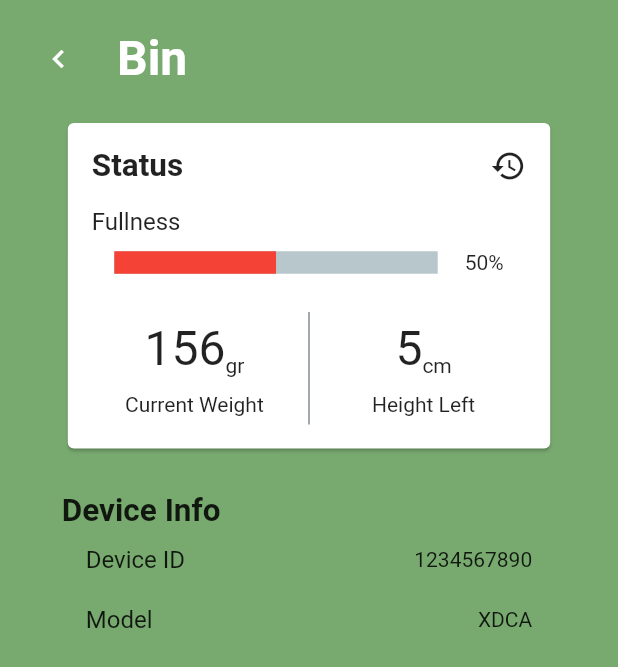
After one commit to IlzJokerzlI/smart_bin_app, a Flutter app: the screen it shows after launch, after a tap on "Check Bin", on a phone screen of 412 x 824 dp. The commit adds this screen. Shown: the top 667 px of the screen. Run offline on Flutter 3.47's test engine with Material 2 defaults, Android fonts, the phone set to English and light mode, and no system bars; drawn by our look-alikes of percent_indicator; our stand-ins replace get.

Commit message:
Added bin page

```diff
--- /dev/null
+++ b/lib/app/modules/home/bin/bindings/bin_binding.dart
@@ -0,0 +1,12 @@
+import 'package:get/get.dart';
+
+import '../controllers/bin_controller.dart';
+
+class BinBinding extends Bindings {
+  @override
+  void dependencies() {
+    Get.lazyPut<BinController>(
+      () => BinController(),
+    );
+  }
+}
--- /dev/null
+++ b/lib/app/modules/home/bin/controllers/bin_controller.dart
@@ -0,0 +1,20 @@
+import 'package:get/get.dart';
+
+class BinController extends GetxController {
+  //TODO: Implement BinController
+
+  final count = 0.obs;
+  @override
+  void onInit() {
+    super.onInit();
+  }
+
+  @override
+  void onReady() {
+    super.onReady();
+  }
+
+  @override
+  void onClose() {}
+  void increment() => count.value++;
+}
--- /dev/null
+++ b/lib/app/modules/home/bin/views/bin_view.dart
@@ -0,0 +1,194 @@
+import 'package:flutter/material.dart';
+
+import 'package:get/get.dart';
+import 'package:percent_indicator/percent_indicator.dart';
+import 'package:smart_bin_app/app/shared/constants/app_colors.dart';
+
+import '../controllers/bin_controller.dart';
+
+class BinView extends GetView<BinController> {
+  const BinView({Key? key}) : super(key: key);
+
+  @override
+  Widget build(BuildContext context) {
+    return Scaffold(
+      backgroundColor: AppColors.green,
+      body: Padding(
+        padding: EdgeInsets.only(top: MediaQuery.of(context).padding.top),
+        child: Column(
+          crossAxisAlignment: CrossAxisAlignment.start,
+          children: [
+            Padding(
+              padding: const EdgeInsets.only(
+                left: 15.0,
+                top: 15.0,
+              ),
+              child: Row(
+                children: [
+                  IconButton(
+                    icon: const Icon(
+                      Icons.chevron_left,
+                      color: Colors.white,
+                    ),
+                    onPressed: () => Get.back(),
+                  ),
+                  const SizedBox(width: 15.0),
+                  const Text(
+                    'Bin',
+                    textAlign: TextAlign.center,
+                    style: TextStyle(
+                      color: Colors.white,
+                      fontSize: 32,
+                      fontWeight: FontWeight.bold,
+                    ),
+                  ),
+                ],
+              ),
+            ),
+            Expanded(
+              child: Padding(
+                padding: EdgeInsets.symmetric(
+                  horizontal: Get.width * 0.1,
+                ),
+                child: Column(
+                  crossAxisAlignment: CrossAxisAlignment.start,
+                  children: [
+                    const SizedBox(height: 15.0),
+                    Card(
+                      child: Padding(
+                        padding: const EdgeInsets.all(16.0),
+                        child: Column(
+                          crossAxisAlignment: CrossAxisAlignment.start,
+                          children: [
+                            Row(
+                              children: [
+                                Expanded(
+                                  child: Text(
+                                    'Status',
+                                    style: TextStyle(
+                                      fontSize: 21,
+                                      fontWeight: FontWeight.bold,
+                                    ),
+                                  ),
+                                ),
+                                InkWell(
+                                  borderRadius: BorderRadius.circular(100),
+                                  child: Icon(Icons.history),
+                                  onTap: () {},
+                                ),
+                              ],
+                            ),
+                            const SizedBox(height: 15),
+                            Text(
+                              'Fullness',
+                              textAlign: TextAlign.left,
+                              style: TextStyle(
+                                fontSize: 16,
+                              ),
+                            ),
+                            Padding(
+                              padding:
+                                  const EdgeInsets.symmetric(horizontal: 15),
+                              child: Column(
+                                crossAxisAlignment: CrossAxisAlignment.start,
+                                children: [
+                                  const SizedBox(height: 10.0),
+                                  LinearPercentIndicator(
+                                    percent: 0.5,
+                                    progressColor: Colors.red,
+                                    lineHeight: 15,
+                                    trailing: Text('${50}%'),
+                                    padding: const EdgeInsets.only(right: 18.0),
+                                  ),
+                                ],
+                              ),
+                            ),
+                            const SizedBox(height: 25),
+                            Row(
+                              mainAxisAlignment: MainAxisAlignment.center,
+                              children: [
+                                Expanded(
+                                  child: Column(
+                                    children: [
+                                      Row(
+                                        mainAxisSize: MainAxisSize.min,
+                                        crossAxisAlignment:
+                                            CrossAxisAlignment.end,
+                                        children: [
+                                          Text(
+                                            '156',
+                                            style: TextStyle(fontSize: 32),
+                                          ),
+                                          Text('gr'),
+                                        ],
+                                      ),
+                                      const SizedBox(height: 10),
+                                      Text('Current Weight'),
+                                    ],
+                                  ),
+                                ),
+                                SizedBox(
+                                  height: 75,
+                                  child: VerticalDivider(
+                                    color: AppColors.black,
+                                  ),
+                                ),
+                                Expanded(
+                                  child: Column(
+                                    children: [
+                                      Row(
+                                        mainAxisSize: MainAxisSize.min,
+                                        crossAxisAlignment:
+                                            CrossAxisAlignment.end,
+                                        children: [
+                                          Text(
+                                            '5',
+                                            style: TextStyle(fontSize: 32),
+                                          ),
+                                          Text('cm'),
+                                        ],
+                                      ),
+                                      const SizedBox(height: 10),
+                                      Text('Height Left'),
+                                    ],
+                                  ),
+                                ),
+                              ],
+                            ),
+                          ],
+                        ),
+                      ),
+                    ),
+                    const SizedBox(height: 25.0),
+                    Column(
+                      crossAxisAlignment: CrossAxisAlignment.start,
+                      children: [
+                        const Text(
+                          'Device Info',
+                          style: TextStyle(
+                            fontSize: 21,
+                            fontWeight: FontWeight.bold,
+                          ),
+                        ),
+                        ListTile(
+                          title: const Text('Device ID'),
+                          trailing: Text('1234567890'),
+                          visualDensity: VisualDensity(vertical: -4),
+                        ),
+                        ListTile(
+                          title: const Text('Model'),
+                          trailing: Text('XDCA'),
+                          visualDensity: VisualDensity(vertical: -4),
+                        ),
+                      ],
+                    ),
+                  ],
+                ),
+              ),
+            ),
+          ],
+        ),
+      ),
+    );
+  }
+}
--- a/lib/app/modules/home/controllers/home_controller.dart
+++ b/lib/app/modules/home/controllers/home_controller.dart
@@ -1,20 +1,8 @@
 import 'package:get/get.dart';
+import 'package:smart_bin_app/app/routes/app_pages.dart';
 
 class HomeController extends GetxController {
-  //TODO: Implement HomeController
-
-  final count = 0.obs;
-  @override
-  void onInit() {
-    super.onInit();
+  void onOpenBin() {
+    Get.toNamed(Routes.BIN);
   }
-
-  @override
-  void onReady() {
-    super.onReady();
-  }
-
-  @override
-  void onClose() {}
-  void increment() => count.value++;
 }
--- a/lib/app/modules/home/views/home_view.dart
+++ b/lib/app/modules/home/views/home_view.dart
@@ -47,8 +47,11 @@ class HomeView extends GetView<HomeController> {
                 SizedBox(
                   height: 50,
                   child: ElevatedButton(
-                    child: const Text('Check Bin Status'),
-                    onPressed: () {},
+                    child: const Text(
+                      'Check Bin',
+                      style: TextStyle(fontSize: 18),
+                    ),
+                    onPressed: controller.onOpenBin,
                     style: ButtonStyle(
                       backgroundColor:
                           MaterialStateProperty.all(AppColors.black),
--- a/lib/app/routes/app_pages.dart
+++ b/lib/app/routes/app_pages.dart
@@ -1,5 +1,7 @@
 import 'package:get/get.dart';
 
+import '../modules/home/bin/bindings/bin_binding.dart';
+import '../modules/home/bin/views/bin_view.dart';
 import '../modules/home/bindings/home_binding.dart';
 import '../modules/home/views/home_view.dart';
 
@@ -15,6 +17,13 @@ class AppPages {
       name: _Paths.HOME,
       page: () => HomeView(),
       binding: HomeBinding(),
+      children: [
+        GetPage(
+          name: _Paths.BIN,
+          page: () => BinView(),
+          binding: BinBinding(),
+        ),
+      ],
     ),
   ];
 }
--- a/lib/app/routes/app_routes.dart
+++ b/lib/app/routes/app_routes.dart
@@ -4,9 +4,11 @@ part of 'app_pages.dart';
 abstract class Routes {
   Routes._();
   static const HOME = _Paths.HOME;
+  static const BIN = _Paths.HOME + _Paths.BIN;
 }
 
 abstract class _Paths {
   _Paths._();
   static const HOME = '/home';
+  static const BIN = '/bin';
 }
--- a/lib/app/shared/constants/app_colors.dart
+++ b/lib/app/shared/constants/app_colors.dart
@@ -3,4 +3,5 @@ import 'package:flutter/cupertino.dart';
 class AppColors {
   static const green = Color.fromRGBO(120, 170, 111, 1.0);
   static const black = Color.fromRGBO(72, 82, 94, 1.0);
+  static const blue = Color.fromRGBO(77, 173, 199, 1.0);
 }
--- a/pubspec.yaml
+++ b/pubspec.yaml
@@ -11,6 +11,8 @@ dependencies:
   flutter:
     sdk: flutter
 
+  percent_indicator: ^3.4.0
+
 dev_dependencies:
   flutter_lints: ^1.0.0
   flutter_test:
```
Also changed, not shown: pubspec.lock.
